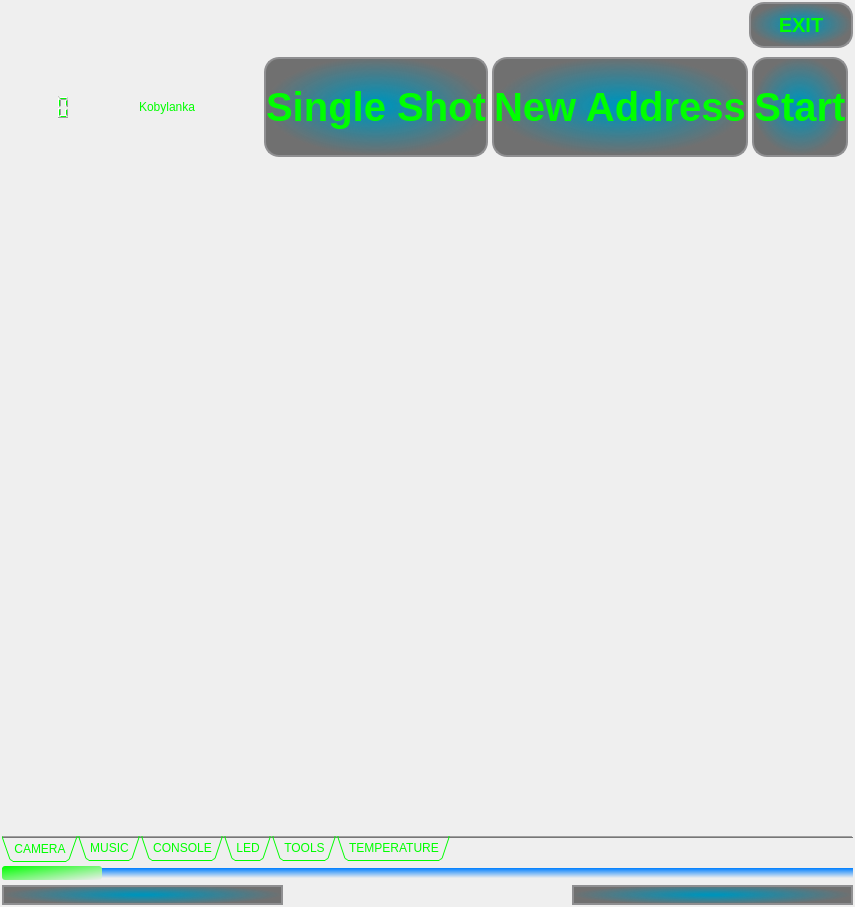
Before: the Qt Designer form iDom_Client/idom_client.ui in cyniu88/QT_kurs, drawn with Qt 5.
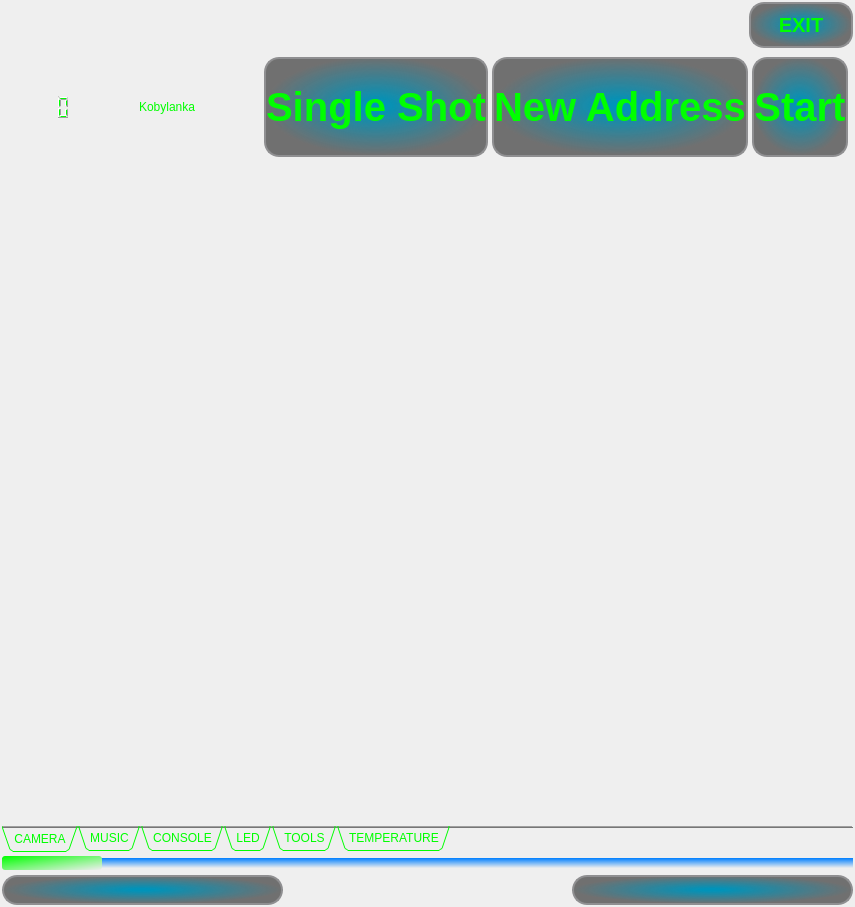
After: the same form once the commit is applied. The open tabs and pages were chosen to show the change. Icons and pictures are not drawn.

Commit message: dodano podpowedz do znaczenia przyciskow

Diff of the .ui file:
```diff
--- a/iDom_Client/idom_client.ui
+++ b/iDom_Client/idom_client.ui
@@ -137,8 +137,8 @@
               <rect>
                <x>0</x>
                <y>0</y>
-               <width>807</width>
-               <height>663</height>
+               <width>815</width>
+               <height>689</height>
               </rect>
              </property>
              <layout class="QVBoxLayout" name="verticalLayout_6">
@@ -2544,7 +2544,7 @@
         </property>
         <property name="font">
          <font>
-          <pointsize>11</pointsize>
+          <pointsize>18</pointsize>
           <weight>75</weight>
           <bold>true</bold>
          </font>
```
Left out of the diff: 48 changed lines with no effect on the pictures.
